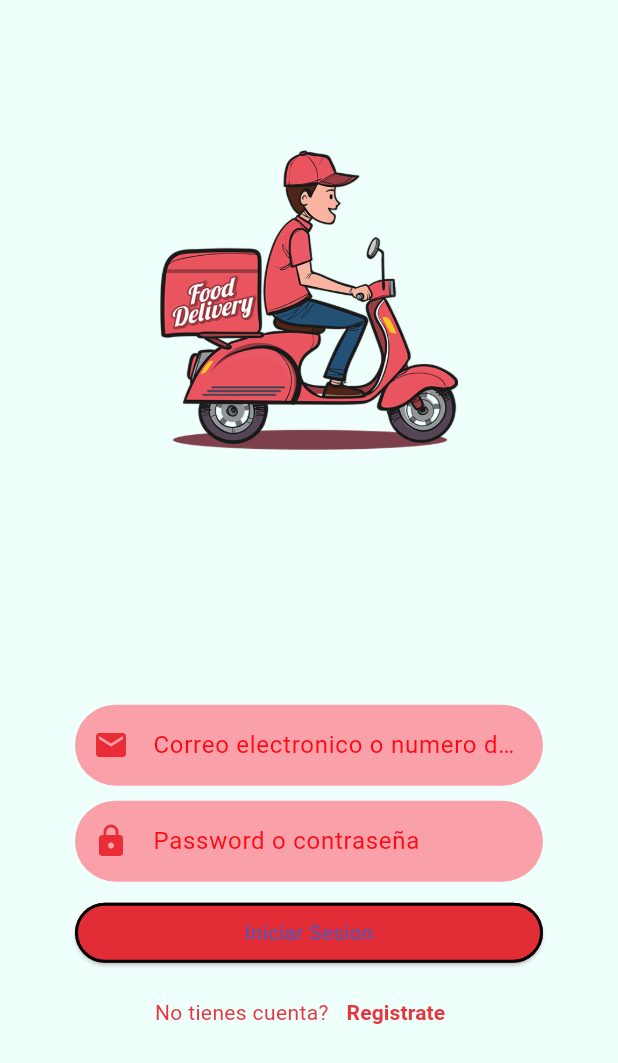
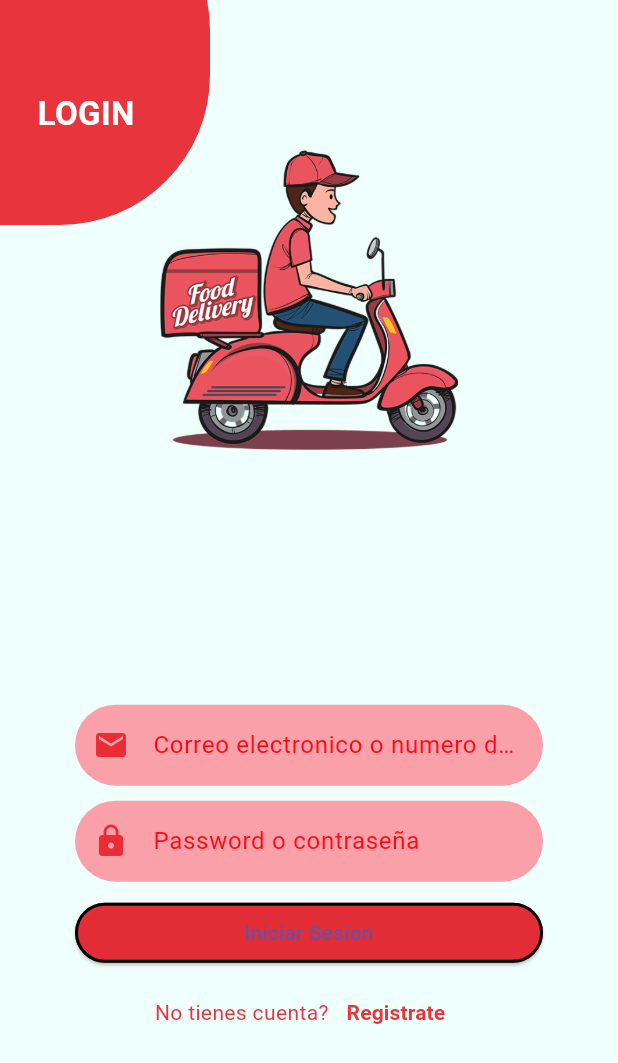
Before and after one commit to Elad10dev/Appweb-con-delivery, a Flutter app: the screen it shows after launch, on a phone screen of 412 x 824 dp. Shown: the top 1063 px of the screen. Run offline on Flutter 3.47's test engine with Material 3 defaults, Android fonts, the phone set to English and light mode, and no system bars; Roboto replaces fonts that are missing (NimbusSans).

Commit message:
Stack de login y trecera fase de arreglos de diseño

```diff
--- a/tienda_con_delivery/lib/src/login/login_page.dart
+++ b/tienda_con_delivery/lib/src/login/login_page.dart
@@ -15,18 +15,55 @@ class _LoginPageState extends State<LoginPage> {
     return Scaffold(
       body: Container(
         width: double.infinity,
-        child: Column(
-          crossAxisAlignment: CrossAxisAlignment.center,
+        child: Stack(
           children: [
+            Positioned(
+              top: -80,
+              left: -100,
+              child: _circleLogin(),
+              ),
+              Positioned(
+                top: 60,
+                left:25,
+                child: _textLogin(),
+                ),
 
-            _imageBanner(),
-            _textFieldEmail(),
-            _textFieldEmailPassword(),
-            _buttonIngresar(),
-            _noTienesCuenta(),
+            Column(
+              children: [
+
+                _imageBanner(),
+                _textFieldEmail(),
+                _textFieldEmailPassword(),
+                _buttonIngresar(),
+                _noTienesCuenta(),
+              ],
+            ),
           ],
         ),
       ),
+    );
+  }
+
+  Widget _textLogin(){
+    return Text(
+      'LOGIN',
+      style: TextStyle(
+        color: Colors.white,
+        fontWeight: FontWeight.bold,
+        fontSize: 22,
+        fontFamily: 'NimbusSans',
+      ),
+    );
+  }
+  Widget _circleLogin(){
+    return Container(
+      width: 240,
+      height: 230,
+      decoration: BoxDecoration(
+        borderRadius: BorderRadius.circular(100),
+        color: MyColors.primaryColor,
+      ),
+
     );
   }
   Widget _imageBanner() {
```
